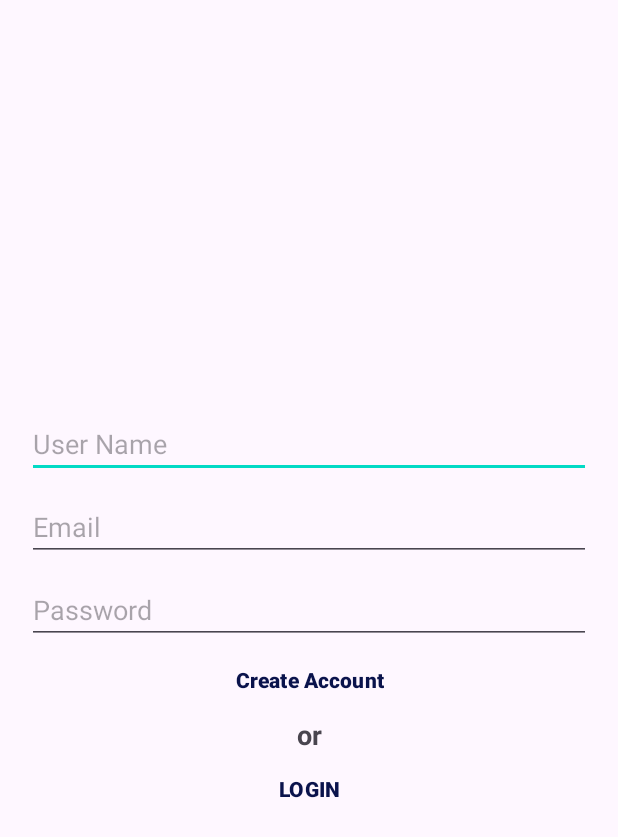
After one commit to AryaRaj76438/Journal-App, an Android app: the CreateAccountActivity screen opened directly, with no data from a screen before it, on a phone screen of 412 x 824 dp. The commit adds this screen. Shown: the top 837 px of the screen. Run offline under Robolectric (Android 15) with nearby library versions, the phone set to English and light mode, and no system bars.

Commit message:
Add login and signup page

```diff
--- a/app/build.gradle.kts
+++ b/app/build.gradle.kts
@@ -30,6 +30,10 @@ android {
         sourceCompatibility = JavaVersion.VERSION_1_8
         targetCompatibility = JavaVersion.VERSION_1_8
     }
+
+    buildFeatures{
+        viewBinding = true
+    }
 }
 
 dependencies {
--- /dev/null
+++ b/app/src/main/java/com/example/journal/CreateAccountActivity.java
@@ -0,0 +1,27 @@
+package com.example.journal;
+
+import androidx.appcompat.app.AppCompatActivity;
+
+import android.content.Intent;
+import android.os.Bundle;
+import android.view.View;
+
+import com.example.journal.databinding.ActivityCreateAccountBinding;
+
+public class CreateAccountActivity extends AppCompatActivity {
+
+    ActivityCreateAccountBinding createAccountBinding;
+    @Override
+    protected void onCreate(Bundle savedInstanceState) {
+        super.onCreate(savedInstanceState);
+        createAccountBinding = ActivityCreateAccountBinding.inflate(getLayoutInflater());
+        setContentView(createAccountBinding.getRoot());
+
+        createAccountBinding.backTologinBtn.setOnClickListener(new View.OnClickListener() {
+            @Override
+            public void onClick(View v) {
+                startActivity(new Intent(CreateAccountActivity.this,LoginActivity.class));
+            }
+        });
+    }
+}
--- /dev/null
+++ b/app/src/main/res/layout/activity_create_account.xml
@@ -0,0 +1,80 @@
+<?xml version="1.0" encoding="utf-8"?>
+<LinearLayout xmlns:android="http://schemas.android.com/apk/res/android"
+    xmlns:app="http://schemas.android.com/apk/res-auto"
+    xmlns:tools="http://schemas.android.com/tools"
+    android:layout_width="match_parent"
+    android:orientation="vertical"
+    android:gravity="center"
+    android:padding="18dp"
+    android:layout_height="match_parent"
+    tools:context=".CreateAccountActivity">
+
+    <!-- Adding Progress Bar   -->
+    <ProgressBar
+        android:id="@+id/create_act__progress"
+        android:layout_width="wrap_content"
+        android:layout_height="wrap_content"
+        android:visibility="gone"
+        style="?android:attr/progressBarStyleLarge"/>
+
+    <LinearLayout
+        android:id="@+id/acct_login_form"
+        android:layout_width="match_parent"
+        android:layout_height="wrap_content"
+        android:orientation="vertical">
+
+        <EditText
+            android:id="@+id/username_account"
+            android:layout_width="match_parent"
+            android:layout_height="wrap_content"
+            android:hint="@string/user_name_hint"
+            android:inputType="textPersonName"
+            android:maxLines="1" />
+
+        <AutoCompleteTextView
+            android:id="@+id/email_account"
+            android:layout_width="match_parent"
+            android:layout_height="wrap_content"
+            android:hint="@string/email_hint"
+            android:maxLines="1"
+            android:inputType="textEmailAddress"
+            android:layout_marginTop="10dp"/>
+
+        <EditText
+            android:id="@+id/password_account"
+            android:layout_width="match_parent"
+            android:layout_height="wrap_content"
+            android:hint="@string/password"
+            android:inputType="textPassword"
+            android:maxLines="1"
+            android:layout_marginTop="10dp"/>
+
+        <Button
+            android:id="@+id/create_account_btn"
+            android:layout_width="match_parent"
+            android:layout_height="wrap_content"
+            android:text="@string/create_account"
+            android:background="@android:color/transparent"
+            android:textColor="@color/purple"
+            android:textStyle="bold"/>
+
+        <TextView
+            android:id="@+id/or_text"
+            android:layout_width="match_parent"
+            android:layout_height="wrap_content"
+            android:text="@string/or_text"
+            android:textStyle="bold"
+            android:textSize="18sp"
+            android:gravity="center_horizontal"/>
+
+        <Button
+            android:id="@+id/back_tologin_btn"
+            android:layout_width="match_parent"
+            android:layout_height="wrap_content"
+            android:text="@string/login_text"
+            android:background="@android:color/transparent"
+            android:textColor="@color/purple"
+            android:textStyle="bold"/>
+    </LinearLayout>
+
+</LinearLayout>
--- a/app/src/main/res/layout/activity_main.xml
+++ b/app/src/main/res/layout/activity_main.xml
@@ -44,6 +44,7 @@
 
     </RelativeLayout>
     <Button
+        android:id="@+id/start_button"
         android:layout_width="match_parent"
         android:layout_height="wrap_content"
         android:text="@string/start_button"
--- a/app/src/main/res/values/strings.xml
+++ b/app/src/main/res/values/strings.xml
@@ -3,4 +3,10 @@
     <string name="title_text">Self Gratitude Journal</string>
     <string name="grateful_today">What are you grateful for today?</string>
     <string name="start_button">GET STARTED</string>
+    <string name="email_hint">Email</string>
+    <string name="password">Password</string>
+    <string name="login_text">LOGIN</string>
+    <string name="or_text">or</string>
+    <string name="create_account">Create Account</string>
+    <string name="user_name_hint">User Name</string>
 </resources>
```
Also changed, not shown: app/src/main/AndroidManifest.xml (+8 -1 lines), app/src/main/java/com/example/journal/LoginActivity.java (added, +35 -0 lines), app/src/main/java/com/example/journal/MainActivity.java (+17 -1 lines), app/src/main/res/layout/activity_login.xml (added, +72 -0 lines).
